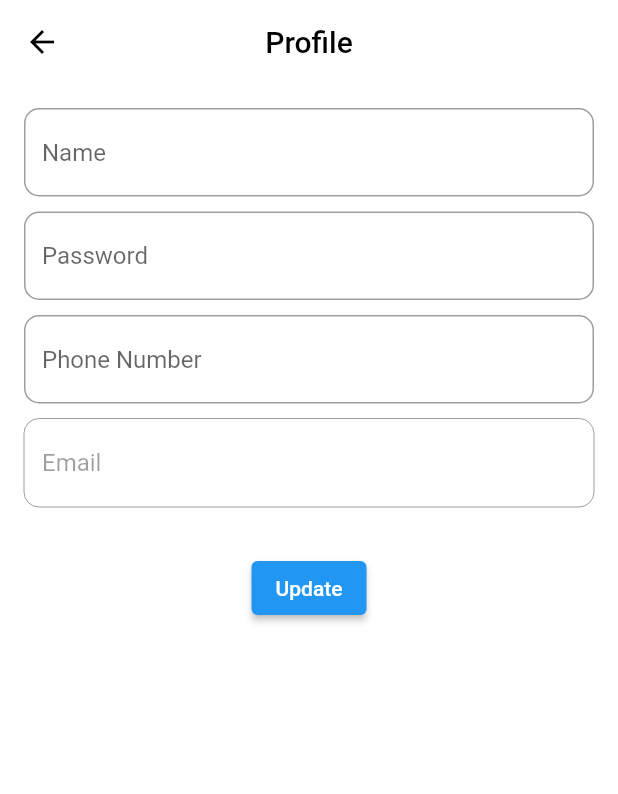
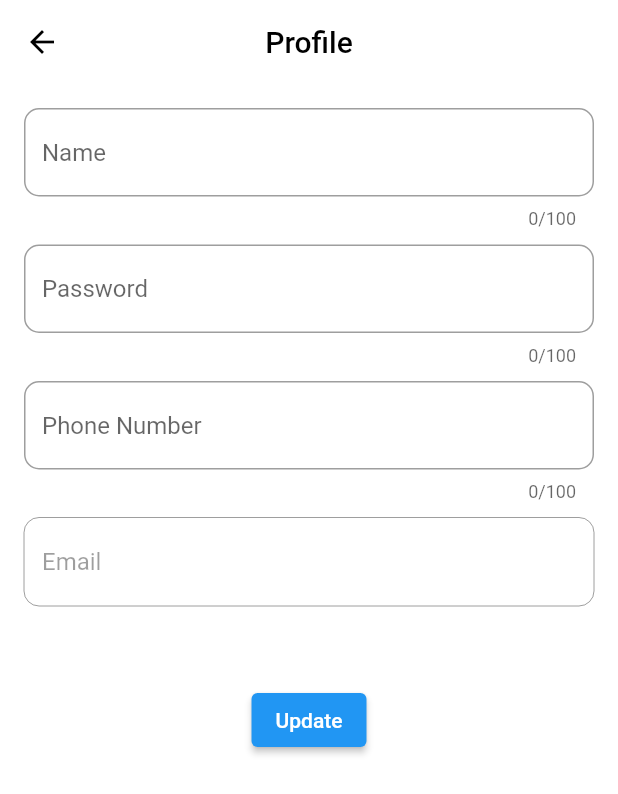
Before and after one commit to FooSzeJie/MYCP_Mobile_App, a Flutter app: the ProfileScreen screen opened directly with empty values, on a phone screen of 412 x 824 dp. Shown: the top 794 px of the screen. Run offline on Flutter 3.47's test engine with Material 2 defaults, Android fonts, the phone set to English and light mode, and no system bars; our stand-ins replace flutter_dotenv; network calls fail.

Commit message:
Improve Input Field

```diff
--- a/lib/components/input_field.dart
+++ b/lib/components/input_field.dart
@@ -6,28 +6,71 @@ class InputField extends StatefulWidget {
   final bool isPassword;
   final bool isEmail;
   final bool enabled;
+  final int maxlength;
+  final bool cannotBeEmpty; // New flag to check if the field is mandatory
 
-  const InputField({super.key, required this.controller, required this.hintText, this.isPassword= false, this.isEmail = false, this.enabled = true});
+  const InputField({
+    super.key,
+    required this.controller,
+    required this.hintText,
+    this.isPassword = false,
+    this.isEmail = false,
+    this.enabled = true,
+    this.maxlength = 100,
+    this.cannotBeEmpty = true, // Default to false (optional)
+  });
 
   @override
   State<InputField> createState() => _InputFieldState();
 }
 
 class _InputFieldState extends State<InputField> {
+  String? _errorText; // Error message for validation
+
+  // Validate the field for emptiness
+  void _validateInput() {
+    setState(() {
+      if (widget.cannotBeEmpty && widget.controller.text.isEmpty) {
+        _errorText = 'This field cannot be empty';
+      } else {
+        _errorText = null; // No error if valid
+      }
+    });
+  }
 
   @override
   Widget build(BuildContext context) {
-    return TextField(
+    return Column(
+      crossAxisAlignment: CrossAxisAlignment.start,
+      children: [
+        TextField(
           controller: widget.controller,
           obscureText: widget.isPassword,
           enabled: widget.enabled,
-      style: TextStyle(color: widget.enabled ? Colors.black : Colors.grey),
+          maxLength: widget.maxlength,
+          style: TextStyle(
+            color: widget.enabled ? Colors.black : Colors.grey,
+          ),
           decoration: InputDecoration(
             hintText: widget.hintText,
+            // errorText: _errorText, // Display error message
             border: OutlineInputBorder(
               borderRadius: BorderRadius.all(Radius.circular(10)),
             ),
           ),
+          onChanged: (_) => _validateInput(), // Validate on input change
+        ),
+
+        if (_errorText != null) ...[
+          Padding(
+            padding: const EdgeInsets.fromLTRB(5, 0, 0, 0),
+            child: Text(
+              _errorText!,
+              style: TextStyle(color: Colors.red, fontSize: 15),
+            ),
+          ),
+        ]
+      ],
     );
   }
 }
```
Lines whose indentation alone changed are shown as unchanged.
